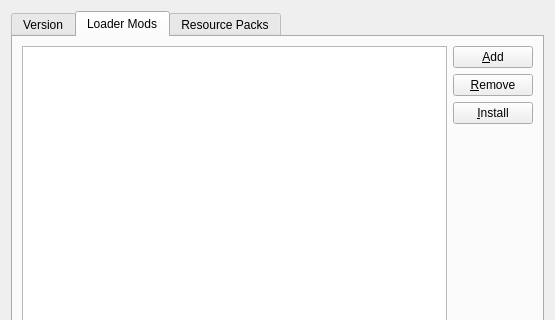
Old version of the form gui/dialogs/OneSixModEditDialog.ui in the repository MultiMC/Launcher; both pictures show x 0 to 555 and y 0 to 320 of the 555 by 463 pixel window.
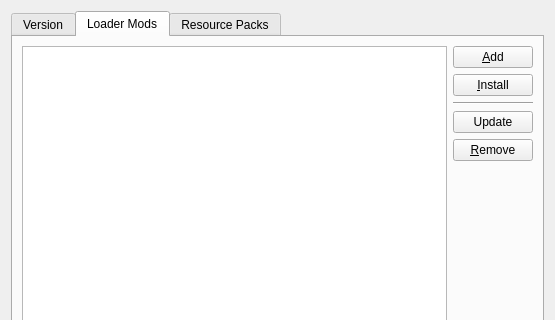
New version of the form. The open tabs and pages were chosen to show the change. Custom widgets are drawn as their Qt base class.

```diff
--- a/gui/dialogs/OneSixModEditDialog.ui
+++ b/gui/dialogs/OneSixModEditDialog.ui
@@ -180,13 +180,6 @@
              </property>
             </widget>
            </item>
-           <item>
-            <widget class="QPushButton" name="rmModBtn">
-             <property name="text">
-              <string>&amp;Remove</string>
-             </property>
-            </widget>
-           </item>
            <item>
             <widget class="QPushButton" name="installModBtn">
              <property name="text">
@@ -194,6 +187,27 @@
              </property>
             </widget>
            </item>
+           <item>
+            <widget class="Line" name="line_3">
+             <property name="orientation">
+              <enum>Qt::Horizontal</enum>
+             </property>
+            </widget>
+           </item>
+           <item>
+            <widget class="QPushButton" name="updateModBtn">
+             <property name="text">
+              <string>Update</string>
+             </property>
+            </widget>
+           </item>
+           <item>
+            <widget class="QPushButton" name="rmModBtn">
+             <property name="text">
+              <string>&amp;Remove</string>
+             </property>
+            </widget>
+           </item>
            <item>
             <spacer name="verticalSpacer">
              <property name="orientation">
```
Left out of the diff: 2 changed lines with no effect on the pictures.
